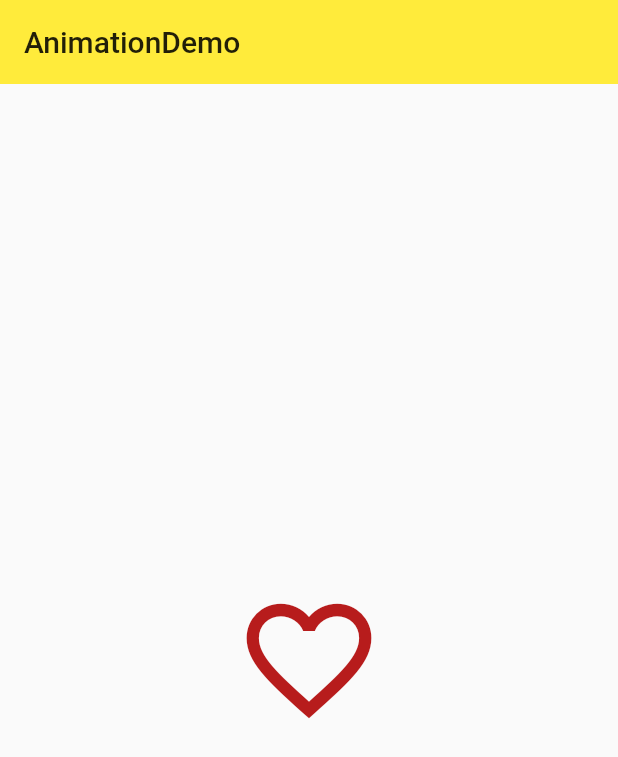
After one commit to VixHi/dy_flutter, a Flutter app: the DYAnimationDemo screen opened directly, after a tap on the "favorite outline" icon, on a phone screen of 412 x 824 dp. The commit adds this screen. Shown: the top 757 px of the screen. Run offline on Flutter 3.47's test engine with Material 2 defaults, Android fonts, the phone set to English and light mode, and no system bars; our stand-ins replace rxdart; missing offline and left inert: dart:ffi.

Commit message:
动画练习

```diff
--- /dev/null
+++ b/lib/view/animaition/dy_animation_demo.dart
@@ -0,0 +1,110 @@
+
+import 'package:flutter/material.dart';
+
+class DYAnimationDemo extends StatelessWidget {
+  @override
+  Widget build(BuildContext context) {
+    return Scaffold(
+        appBar: AppBar(
+          title: Text('AnimationDemo'),
+          elevation: 0.0,
+        ),
+        body: DYAnimationHome());
+  }
+}
+
+class DYAnimationHome extends StatefulWidget {
+  @override
+  _DYAnimationHomeState createState() => _DYAnimationHomeState();
+}
+
+class _DYAnimationHomeState extends State<DYAnimationHome>
+    with TickerProviderStateMixin {
+  AnimationController _animationController;
+  Animation _animation;
+  Animation _animationColor;
+  CurvedAnimation _curve;
+  @override
+  void initState() {
+    super.initState();
+    _animationController = AnimationController(
+      // value: 36,
+      // lowerBound: 36,
+      // upperBound: 88,
+      duration: Duration(milliseconds: 1000),
+      vsync: this,
+    );
+
+    _curve = CurvedAnimation(parent: _animationController, curve: Curves.bounceOut);
+
+    _animation = Tween(begin: 32.0, end: 100.0).animate(_curve);
+    _animationColor =
+      ColorTween(begin: Colors.red[100], end: Colors.red[900]).animate(_curve);
+
+    _animationController.addListener(() {
+      setState(() {});
+    });
+
+    _animationController.addStatusListener((status) {
+      print(status);
+    });
+
+  }
+
+  @override
+  void dispose() {
+    super.dispose();
+    _animationController.dispose();
+  }
+
+  @override
+  Widget build(BuildContext context) {
+    return Center(
+      child: DYAnimationHeart(
+        animationController: _animationController,
+        animations: [_animation, _animationColor],
+      ),
+
+    );
+    // Center(
+    //     child: ActionChip(
+    //   label: Text('${_animationController.value}'),
+    //   onPressed: () {
+    //     _animationController.forward();
+    //   },
+    // ));
+  }
+}
+
+
+class DYAnimationHeart extends AnimatedWidget {
+
+  final List animations;
+  final AnimationController animationController;
+
+  DYAnimationHeart({
+    this.animations,
+    this.animationController,
+  }):super(listenable: animationController);
+
+  @override
+  Widget build(BuildContext context) {
+
+    return IconButton(
+        icon: Icon(Icons.favorite_outline),
+        // iconSize: _animationController.value,
+        iconSize: animations[0].value,
+        color: animations[1].value,
+        onPressed: () {
+          switch (animationController.status) {
+            case AnimationStatus.completed:
+              animationController.reverse();
+              break;
+            default:
+              animationController.forward();
+          }
+        },
+      );
+  }
+
+}
--- a/lib/view/dy_materal_components.dart
+++ b/lib/view/dy_materal_components.dart
@@ -22,6 +22,7 @@ import '../view/dy_paginated_table_demo.dart';
 import '../view/dy_card_demo.dart';
 import '../view/dy_stepper_demo.dart';
 import '../view/state/dy_scpoed_model_demo.dart';
+import 'animaition/dy_animation_demo.dart';
 import 'http/dy_http_demo.dart';
 
 class DYMateralComponents extends StatelessWidget {
@@ -34,6 +35,7 @@ class DYMateralComponents extends StatelessWidget {
       ),
       body: ListView(
         children: [
+          DYListItem(title: 'DYAnimationDemo', page: DYAnimationDemo()),
           DYListItem(title: 'DYHttpDemo', page: DYHttpDemo()),
           DYListItem(title: 'DYBlocDemo', page: DYBlocDemo()),
           DYListItem(title: 'DYRxdartDemo', page: DYRxdartDemo()),
```
Also changed, not shown: lib/view/http/dy_http_demo.dart (+14 -18 lines).
